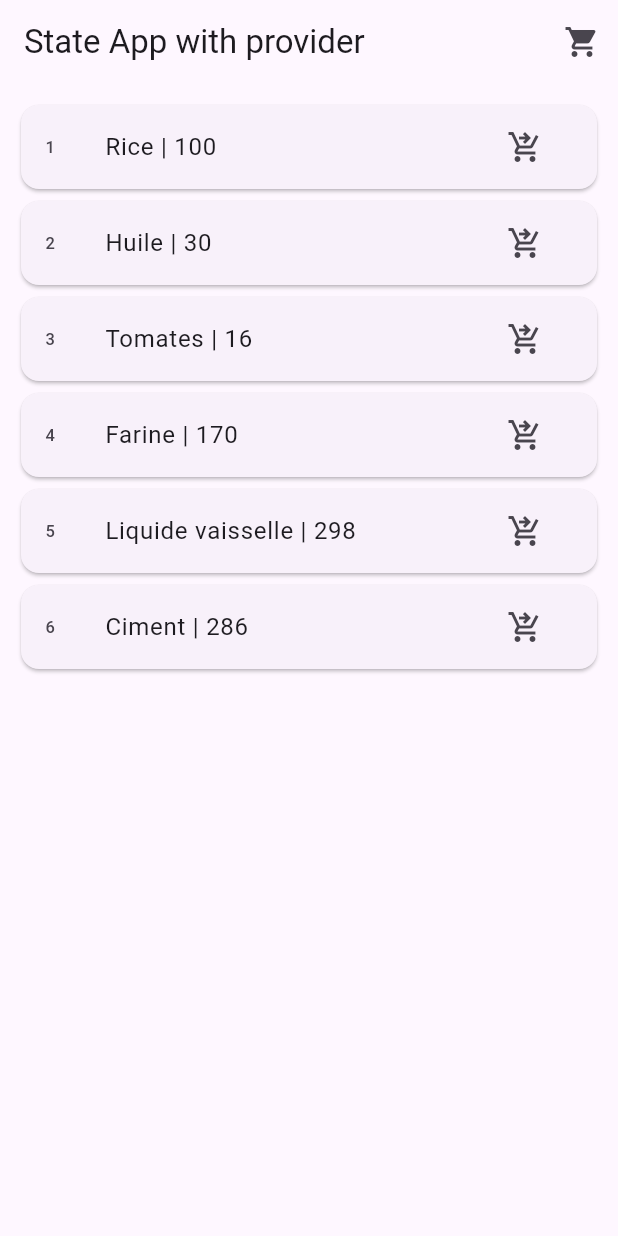
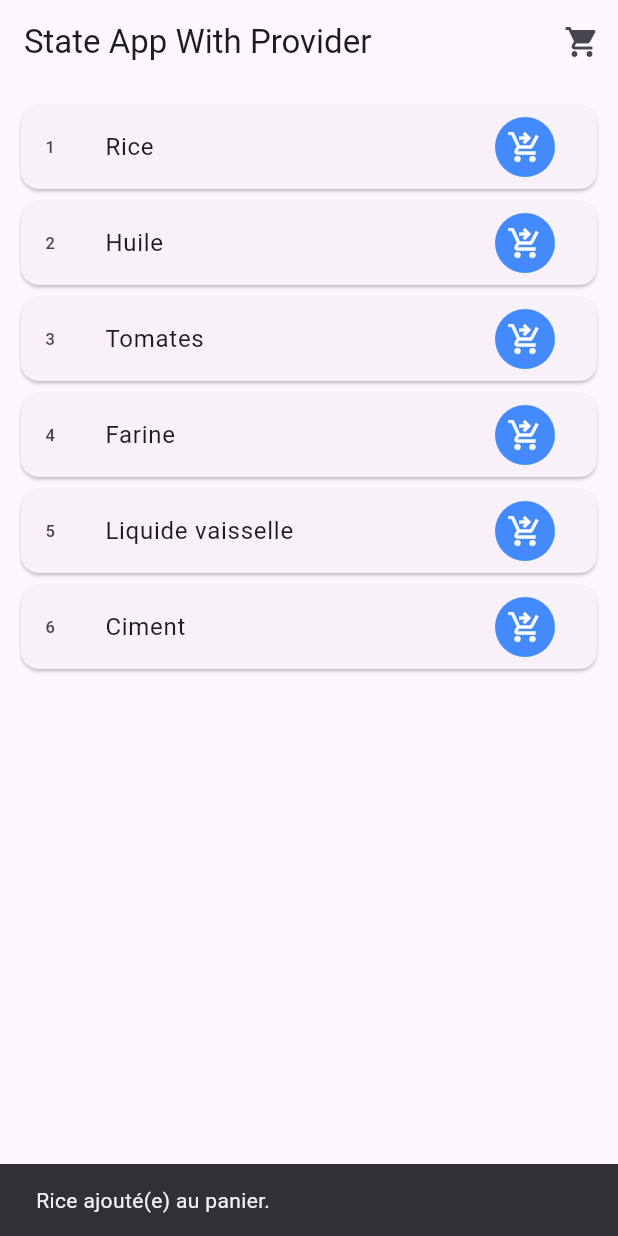
Before and after one commit to codeursympa2/state-app-provider, a Flutter app: the screen it shows after launch, after a tap on the "shopping cart checkout" icon, on a phone screen of 412 x 824 dp. Run offline on Flutter 3.47's test engine with Material 3 defaults, Android fonts, the phone set to English and light mode, and no system bars.

Commit message:
Refactoring & Fonction de suppression et affichage snackbar

```diff
--- a/lib/Consts/consts.dart
+++ b/lib/Consts/consts.dart
@@ -1 +1,3 @@
 const double padding=10;
+
+const String title="State App With Provider";
--- a/lib/Data/data.dart
+++ b/lib/Data/data.dart
@@ -1,10 +1,10 @@
 import 'package:state_app/Models/product_model.dart';
 
 List<ProductModel> products=[
-  ProductModel("Rice", 100),
-  ProductModel("Huile", 30),
-  ProductModel("Tomates", 16),
-  ProductModel("Farine", 170),
-  ProductModel("Liquide vaisselle", 298),
-  ProductModel("Ciment", 286),
+  ProductModel.withoutQt("Rice"),
+  ProductModel.withoutQt("Huile"),
+  ProductModel.withoutQt("Tomates"),
+  ProductModel.withoutQt("Farine"),
+  ProductModel.withoutQt("Liquide vaisselle"),
+  ProductModel.withoutQt("Ciment"),
 ];
--- a/lib/Models/cart_model.dart
+++ b/lib/Models/cart_model.dart
@@ -13,11 +13,17 @@ class CartModel extends ChangeNotifier{
 
   List<ProductModel> get items => _items;
 
+  //Ajout d'un produit dans le panier
   void addItem(ProductModel p){
-    items.insert(0, p);
+    p.qt++;
+    //Si le produit existe on l'ignore on increment seulement la quantité
+    if(!items.contains(p)){
+      items.insert(0, p);
+    }
     notifyListeners(); // Notifie les auditeurs que l'état a changé.
   }
 
+  //Suppression d'un produit dans le panier
   void removeItem(ProductModel p){
     items.remove(p);
     notifyListeners(); // Notifie les auditeurs que l'état a changé.
--- a/lib/Models/product_model.dart
+++ b/lib/Models/product_model.dart
@@ -1,11 +1,15 @@
 class ProductModel{
 
   final String _name;
-  final int _qt;
+  int _qt=0;
 
-  ProductModel(this._name, this._qt);
+  ProductModel.withoutQt(this._name);
 
   String get name => _name;
 
   int get qt => _qt;
+
+  set qt(int value) {
+    _qt = value;
+  }
 }
--- a/lib/Pages/MyCart/my_cart.dart
+++ b/lib/Pages/MyCart/my_cart.dart
@@ -1,5 +1,6 @@
 import 'package:flutter/material.dart';
 import 'package:state_app/Consts/consts.dart';
+import 'package:state_app/Utils/common_widgets.dart';
 import 'package:state_app/Utils/utils.dart';
 
 class MyCart extends StatelessWidget{
@@ -10,7 +11,7 @@ class MyCart extends StatelessWidget{
 
     dynamic productsCartModel = getMyCartModel(context);
 
-    return SafeArea(child: Scaffold(
+    return Scaffold(
       appBar: AppBar(
         title: const Text('Mon panier'),
       ),
@@ -21,12 +22,17 @@ class MyCart extends StatelessWidget{
             itemBuilder:(BuildContext context,int i){
               return Card(
                 child: ListTile(
-                  title: Text(productsCartModel.items[i].name),
+                  title: Text('${productsCartModel.items[i].name} x ${productsCartModel.items[i].qt}'),
+                  trailing: buttonIconFiled(Icons.remove_shopping_cart_rounded, Colors.red, (){
+                    final deletedProductName=productsCartModel.items[i].name; //On s'auvegrade le nom avant suppression
+                    productsCartModel.removeItem(productsCartModel.items[i]); //Suppression
+                    showSnackBar(context, "$deletedProductName supprimé(e) du panier."); //message
+                  }),
                 ),
           );
         }): const Center(child: Expanded(child: Text("Oups! pas de produit dans le panier")),),
       ),
-    ));
+    );
   }
 
 
--- a/lib/Pages/MyCatalog/my_catalog.dart
+++ b/lib/Pages/MyCatalog/my_catalog.dart
@@ -1,10 +1,9 @@
 
 import 'package:flutter/material.dart';
-import 'package:provider/provider.dart';
 import 'package:state_app/Consts/consts.dart';
 import 'package:state_app/Data/data.dart';
-import 'package:state_app/Models/cart_model.dart';
 import 'package:state_app/Pages/MyCart/my_cart.dart';
+import 'package:state_app/Utils/common_widgets.dart';
 import 'package:state_app/Utils/utils.dart';
 
 class MyCatalog extends StatelessWidget{
@@ -18,7 +17,7 @@ class MyCatalog extends StatelessWidget{
     return SafeArea(
         child: Scaffold(
           appBar: AppBar(
-            title: const Text("State App with provider"),
+            title: const Text(title),
             actions: [
               IconButton(
                 tooltip: "Voir mon panier",
@@ -40,12 +39,12 @@ class MyCatalog extends StatelessWidget{
               itemBuilder: (BuildContext context, int i) {
                 return Card(
                   child: ListTile(
-                    title: Text('${products[i].name} | ${products[i].qt}'),
-                    trailing: IconButton(onPressed: (){
-                      //Quand on choisit un produit on l'ajoute au panier
+                    title: Text(products[i].name),
+                    trailing: buttonIconFiled(Icons.shopping_cart_checkout_outlined, Colors.blueAccent, (){
+                      //Quand on clique sur un produit on l'ajoute au panier
                       cart.addItem(products[i]);
-                    },
-                      icon: const Icon(Icons.shopping_cart_checkout_outlined),),
+                      showSnackBar(context, "${products[i].name} ajouté(e) au panier.");
+                    }),
                     leading: Text('${i+1}') ,
                   ),
                 );
--- /dev/null
+++ b/lib/Utils/common_widgets.dart
@@ -0,0 +1,9 @@
+import 'package:flutter/material.dart';
+
+Widget buttonIconFiled(IconData iconData,Color colorIconButton,VoidCallback action){
+  return IconButton.filled(
+      style: ButtonStyle(backgroundColor: WidgetStatePropertyAll<Color>(colorIconButton)),
+      onPressed: action,
+      icon:  Icon(iconData,color: Colors.white,)
+  );
+}
--- a/lib/Utils/utils.dart
+++ b/lib/Utils/utils.dart
@@ -3,6 +3,17 @@ import 'package:provider/provider.dart';
 import 'package:state_app/Models/cart_model.dart';
 
 //Acceder à mon modèle de donnée
-getMyCartModel(BuildContext context) {
+dynamic getMyCartModel(BuildContext context) {
   return Provider.of<CartModel>(context);
 }
+
+//Affichage d'un message
+void showSnackBar(BuildContext context,String message){
+  final snackBar = SnackBar(
+    content: Text(message),
+  );
+
+  final scaffoldMessenger = ScaffoldMessenger.of(context);
+  scaffoldMessenger.removeCurrentSnackBar(); // Supprime le SnackBar actuel
+  scaffoldMessenger.showSnackBar(snackBar); // Affiche le nouveau SnackBar
+}
--- a/lib/main.dart
+++ b/lib/main.dart
@@ -1,5 +1,6 @@
 import 'package:flutter/material.dart';
 import 'package:provider/provider.dart';
+import 'package:state_app/Consts/consts.dart';
 import 'package:state_app/Models/cart_model.dart';
 import 'package:state_app/Pages/MyCatalog/my_catalog.dart';
 
@@ -24,7 +25,7 @@ class MyApp extends StatelessWidget {
   @override
   Widget build(BuildContext context) {
     return MaterialApp(
-      title: 'State App',
+      title: title,
       theme: ThemeData(
         colorScheme: ColorScheme.fromSeed(seedColor: Colors.deepPurple),
         useMaterial3: true,
```
